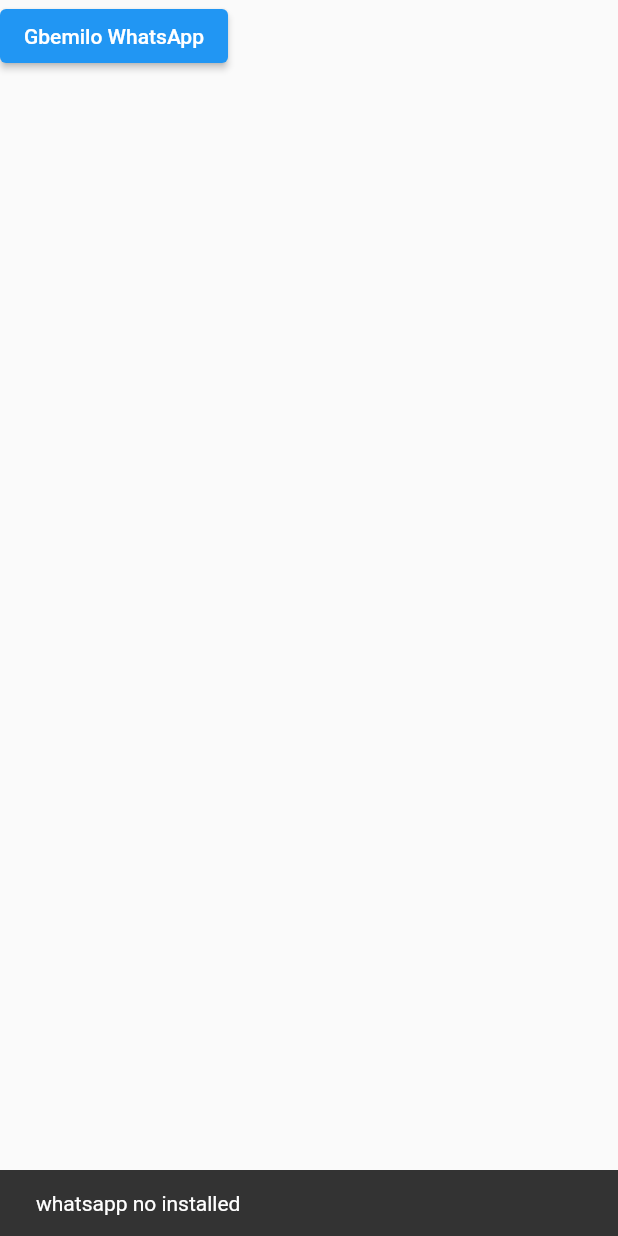
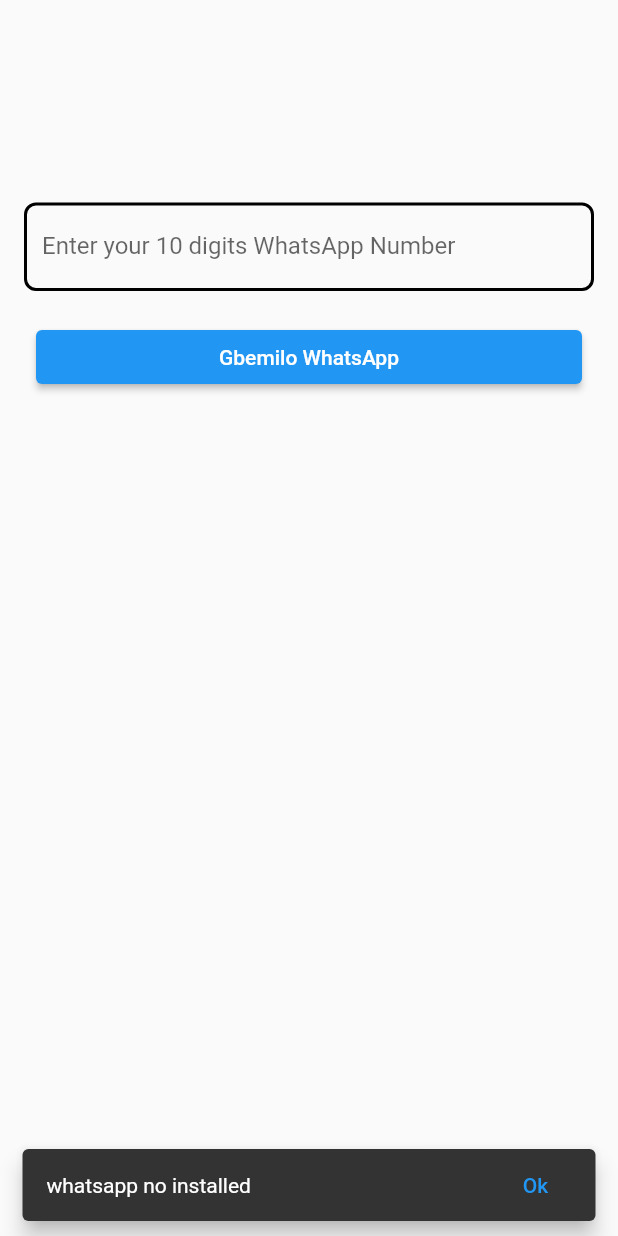
Before and after one commit to sobuur0/send_a_dm, a Flutter app: the screen it shows after launch, after a tap on "Gbemilo WhatsApp", on a phone screen of 412 x 824 dp. Run offline on Flutter 3.47's test engine with Material 2 defaults, Android fonts, the phone set to English and light mode, and no system bars.

Commit message:
can now text a new cotact

```diff
--- a/lib/enter_number_pae.dart
+++ b/lib/enter_number_pae.dart
@@ -11,47 +11,111 @@ class EnterNumberPage extends StatefulWidget {
 }
 
 class _EnterNumberPageState extends State<EnterNumberPage> {
-  // late String whatsAppNumber;
+  late String whatsAppNumber;
+  final TextEditingController _numberController = TextEditingController();
 
   @override
   Widget build(BuildContext context) {
     return Scaffold(
       body: SafeArea(
+        child: Padding(
+          padding: const EdgeInsets.symmetric(
+            horizontal: 16.0,
+            vertical: 135.0,
+          ),
           child: Column(
+            crossAxisAlignment: CrossAxisAlignment.stretch,
             children: [
-          ElevatedButton(
+              TextField(
+                controller: _numberController,
+                decoration: InputDecoration(
+                  labelText: 'Enter your 10 digits WhatsApp Number',
+                  border: OutlineInputBorder(
+                      borderRadius: BorderRadius.circular(8.0),
+                      borderSide: const BorderSide(
+                          color: Color(0xFFE0DBFC), width: 8.0)),
+                  focusedBorder: OutlineInputBorder(
+                    borderRadius: BorderRadius.circular(8.0),
+                    borderSide: BorderSide(
+                      color: Colors.yellow..shade800,
+                      width: 2.0,
+                    ),
+                  ),
+                  errorBorder: OutlineInputBorder(
+                    borderRadius: BorderRadius.circular(8.0),
+                    borderSide: const BorderSide(
+                      color: Colors.red,
+                      width: 2.0,
+                    ),
+                  ),
+                  enabledBorder: OutlineInputBorder(
+                    borderRadius: BorderRadius.circular(8.0),
+                    borderSide: const BorderSide(
+                      color: Colors.black,
+                      width: 2.0,
+                    ),
+                  ),
+                ),
+              ),
+              const Padding(
+                  padding: EdgeInsets.only(
+                top: 20.0,
+              )),
+              Padding(
+                padding: const EdgeInsets.only(
+                  left: 8.0,
+                  right: 8.0,
+                ),
+                child: ElevatedButton(
                   child: Text('Gbemilo WhatsApp'),
                   onPressed: () {
                     _sendMessageToWhatsApp();
                   },
+                ),
               )
             ],
-      )),
+          ),
+        ),
+      ),
     );
   }
 
   void _sendMessageToWhatsApp() async {
-    var whatsappNumber = "+2349061913344";
+    var whatsAppNumber = _numberController.text;
     final whatsappURlAndroid =
-        Uri.parse("whatsapp://send?phone=" + whatsappNumber + "&text=hello");
+        Uri.parse('whatsapp://send?phone=' '+234$whatsAppNumber' '&text=hwfa my boss..Oya drop message');
     final whatappURLIOS =
-        Uri.parse("https://wa.me/$whatsappNumber?text=${Uri.parse("hello")}");
+        Uri.parse('https://wa.me/$whatsAppNumber?text=${Uri.parse('hello')}');
     if (Platform.isIOS) {
       // for iOS phone only
       if (await canLaunchUrl(whatappURLIOS)) {
-        await launchUrl(whatappURLIOS,);
+        await launchUrl(
+          whatappURLIOS,
+        );
       } else {
         ScaffoldMessenger.of(context)
-            .showSnackBar(SnackBar(content: new Text("whatsapp no installed")));
+            .showSnackBar(SnackBar(content: new Text('whatsapp no installed')));
       }
     } else {
       // android , web
       if (await canLaunchUrl(whatsappURlAndroid)) {
         await launchUrl(whatsappURlAndroid);
       } else {
-        ScaffoldMessenger.of(context)
-            .showSnackBar(SnackBar(content: new Text("whatsapp no installed")));
+        ScaffoldMessenger.of(context).showSnackBar(
+          SnackBar(
+            content: new Text('whatsapp no installed'),
+            behavior: SnackBarBehavior.floating,
+            action: SnackBarAction(
+              label: 'Ok',
+              onPressed: () {},
+            ),
+          ),
+        );
       }
     }
   }
 }
+
+
+
+//Error messages-- u no wan tell me ur nameeee???
```
Lines whose indentation alone changed are shown as unchanged.
